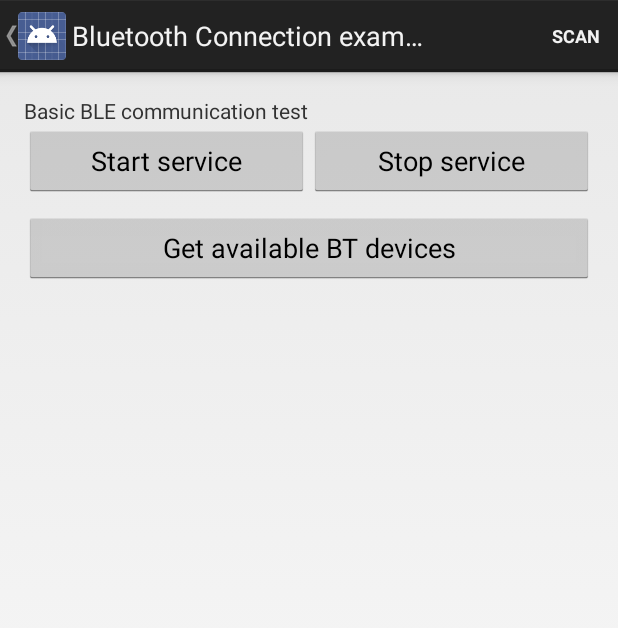
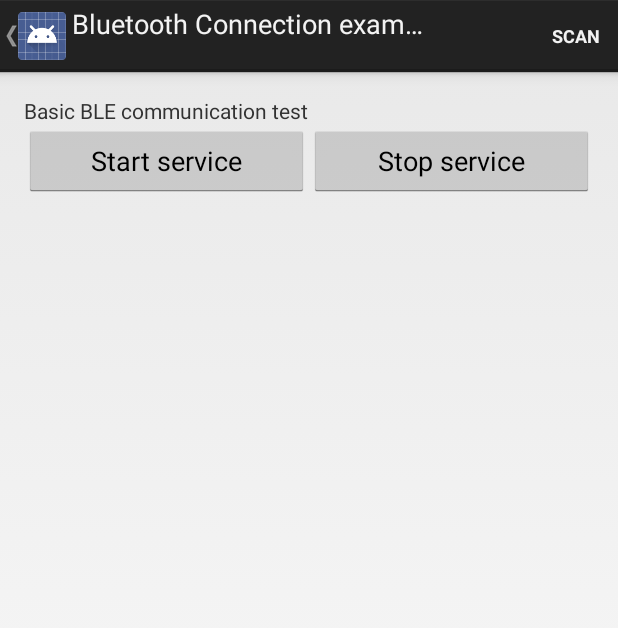
Before and after one commit to themelisx/T-Watch-Notifications, an Android app: the MainActivity screen opened directly, with no data from a screen before it, on a phone screen of 412 x 824 dp. Shown: the top 628 px of the screen. Run offline under Robolectric (Android 15) with nearby library versions, the phone set to English and light mode, and no system bars; 1 statement that could not run was skipped.

Commit message:
Code cleanup

```diff
--- a/Android/Application/src/main/AndroidManifest.xml
+++ b/Android/Application/src/main/AndroidManifest.xml
@@ -29,6 +29,7 @@
         android:usesPermissionFlags="neverForLocation"
         tools:targetApi="s" />
 
+    <uses-permission android:name="android.permission.QUERY_ALL_PACKAGES" />
     <uses-permission android:name="android.permission.RECEIVE_BOOT_COMPLETED" />
     <uses-permission android:name="android.permission.BLUETOOTH_CONNECT" />
     <uses-permission android:name="android.permission.ACCESS_FINE_LOCATION" />
--- a/Android/Application/src/main/java/com/example/ble_notifications/BootCompleteReceiver.java
+++ b/Android/Application/src/main/java/com/example/ble_notifications/BootCompleteReceiver.java
@@ -19,7 +19,7 @@ public class BootCompleteReceiver extends BroadcastReceiver {
             Log.i(TAG, "Action BOOT_COMPLETED");
 
             SharedPreferences sharedPreferences = PreferenceManager.getDefaultSharedPreferences(context);
-            String mDeviceAddress = sharedPreferences.getString(DEVICE_ADDRESS, "xx:xx:xx:xx:xx");
+            String mDeviceAddress = sharedPreferences.getString(DEVICE_ADDRESS, "00:00:00:00:00");
 
             Intent mainService = new Intent(context, MainService.class);
             mainService.putExtra(DEVICE_ADDRESS, mDeviceAddress);
--- a/Android/Application/src/main/java/com/example/ble_notifications/MainActivity.java
+++ b/Android/Application/src/main/java/com/example/ble_notifications/MainActivity.java
@@ -1,19 +1,3 @@
-/*
- * Copyright (C) 2013 The Android Open Source Project
- *
- * Licensed under the Apache License, Version 2.0 (the "License");
- * you may not use this file except in compliance with the License.
- * You may obtain a copy of the License at
- *
- *      http://www.apache.org/licenses/LICENSE-2.0
- *
- * Unless required by applicable law or agreed to in writing, software
- * distributed under the License is distributed on an "AS IS" BASIS,
- * WITHOUT WARRANTIES OR CONDITIONS OF ANY KIND, either express or implied.
- * See the License for the specific language governing permissions and
- * limitations under the License.
- */
-
 package com.example.ble_notifications;
 
 import android.Manifest;
@@ -24,18 +8,15 @@ import android.app.ListActivity;
 import android.bluetooth.BluetoothAdapter;
 import android.bluetooth.BluetoothDevice;
 import android.bluetooth.BluetoothManager;
-import android.content.ComponentName;
 import android.content.ContentResolver;
 import android.content.Context;
 import android.content.DialogInterface;
 import android.content.Intent;
-import android.content.ServiceConnection;
 import android.content.SharedPreferences;
 import android.content.pm.PackageManager;
 import android.os.Build;
 import android.os.Bundle;
 import android.os.Handler;
-import android.os.IBinder;
 import android.preference.PreferenceManager;
 import android.provider.Settings;
 import android.util.Log;
@@ -46,7 +27,6 @@ import android.view.View;
 import android.view.ViewGroup;
 import android.widget.BaseAdapter;
 import android.widget.Button;
-import android.widget.EditText;
 import android.widget.ListView;
 import android.widget.RelativeLayout;
 import android.widget.TextView;
@@ -59,37 +39,36 @@ import androidx.core.app.ActivityCompat;
 import java.util.ArrayList;
 import java.util.Locale;
 
-/**
- * For a given BLE device, this Activity provides the user interface to connect, display data,
- * and display GATT services and characteristics supported by the device.  The Activity
- * communicates with {@code BluetoothLeService}, which in turn interacts with the
- * Bluetooth LE API.
- */
 public class MainActivity extends ListActivity {
 
+    // Constants
     private final static String TAG = MainActivity.class.getSimpleName();
 
-    public static final String DEVICE_NAME = "device_name";
-    public static final String DEVICE_ADDRESS = "device_address";
+    private static final String DEVICE_NAME = "device_name";
+    private static final String DEVICE_ADDRESS = "device_address";
+
+    private static final int REQUEST = 111;
+    private static final int REQUEST_ENABLE_BT = 1;
+    private static final long SCAN_PERIOD = 10000; // Stops scanning after 10 seconds.
+
+    // Global variables
+    private boolean mScanning;
+    private String mDeviceAddress;
+    private String mDeviceName;
 
     private LeDeviceListAdapter mLeDeviceListAdapter;
     private BluetoothAdapter mBluetoothAdapter;
-    private boolean mScanning;
     private Handler mHandler;
-    private static final int REQUEST_ENABLE_BT = 1;
-    // Stops scanning after 10 seconds.
-    private static final long SCAN_PERIOD = 10000;
-    private static final int REQUEST = 111;
 
+    // User interface
+    private ActionBar actionBar;
     private Button btnStopService;
     private Button btnStartService;
-    private Button getList;
-
     private RelativeLayout listContainer;
 
-    private String mDeviceAddress;
-    private String mDeviceName;
-
+    ////////////////////////
+    // Activity functions //
+    ////////////////////////
     @Override
     public void onRequestPermissionsResult(int requestCode, String[] permissions, int[] grantResults) {
         super.onRequestPermissionsResult(requestCode, permissions, grantResults);
@@ -118,6 +97,41 @@ public class MainActivity extends ListActivity {
     }
 
     @Override
+    protected void onResume() {
+        super.onResume();
+        // Ensures Bluetooth is enabled on the device.  If Bluetooth is not currently enabled,
+        // fire an intent to display a dialog asking the user to grant permission to enable it.
+        if (!mBluetoothAdapter.isEnabled()) {
+            if (!mBluetoothAdapter.isEnabled()) {
+                if (Build.VERSION.SDK_INT >= Build.VERSION_CODES.S) {
+                    if (ActivityCompat.checkSelfPermission(this, Manifest.permission.BLUETOOTH_CONNECT) != PackageManager.PERMISSION_GRANTED) return;
+                }
+                startActivityForResult(new Intent(BluetoothAdapter.ACTION_REQUEST_ENABLE), REQUEST_ENABLE_BT);
+            }
+        }
+
+        mLeDeviceListAdapter = new LeDeviceListAdapter();
+        setListAdapter(mLeDeviceListAdapter);
+    }
+
+    @Override
+    protected void onActivityResult(int requestCode, int resultCode, Intent data) {
+        // User chose not to enable Bluetooth.
+        if (requestCode == REQUEST_ENABLE_BT && resultCode == Activity.RESULT_CANCELED) {
+            finish();
+            return;
+        }
+        super.onActivityResult(requestCode, resultCode, data);
+    }
+
+    @Override
+    protected void onPause() {
+        super.onPause();
+        scanLeDevice(false);
+        mLeDeviceListAdapter.clear();
+    }
+
+    @Override
     public void onCreate(Bundle savedInstanceState) {
         super.onCreate(savedInstanceState);
 
@@ -129,10 +143,9 @@ public class MainActivity extends ListActivity {
             Toast.makeText(this, R.string.ble_not_supported, Toast.LENGTH_SHORT).show();
             finish();
         }
-        // Initializes a Bluetooth adapter.  For API level 18 and above, get a reference to
-        // BluetoothAdapter through BluetoothManager.
-        final BluetoothManager bluetoothManager =
-                (BluetoothManager) getSystemService(Context.BLUETOOTH_SERVICE);
+
+        // Initializes a Bluetooth adapter
+        final BluetoothManager bluetoothManager = (BluetoothManager) getSystemService(Context.BLUETOOTH_SERVICE);
         mBluetoothAdapter = bluetoothManager.getAdapter();
 
         // Checks if Bluetooth is supported on the device.
@@ -148,6 +161,53 @@ public class MainActivity extends ListActivity {
             startActivity(new Intent("android.settings.ACTION_NOTIFICATION_LISTENER_SETTINGS"));
         }
 
+        initializeUI();
+        initializeListeners();
+        checkPermissions();
+
+        SharedPreferences sharedPreferences = PreferenceManager.getDefaultSharedPreferences(getApplicationContext());
+        mDeviceAddress = sharedPreferences.getString(DEVICE_ADDRESS, "00:00:00:00:00");
+
+        updateActionBar(getString(R.string.app_name), "");
+
+        startMyService();
+    }
+
+    ///////////////////////
+    // Private functions //
+    ///////////////////////
+    private void updateActionBar(String title, String subtitle) {
+        if (actionBar != null) {
+            actionBar.setTitle(title);
+            actionBar.setSubtitle(subtitle);
+            actionBar.setDisplayHomeAsUpEnabled(true);
+        }
+    }
+
+    private void initializeUI() {
+        actionBar = getActionBar();
+        btnStartService = findViewById(R.id.btn_start_service);
+        btnStopService = findViewById(R.id.btn_stop_service);
+        listContainer = findViewById(R.id.list_container);
+    }
+
+    private void initializeListeners() {
+        btnStartService.setOnClickListener(new View.OnClickListener() {
+            @Override
+            public void onClick(View v) {
+                startMyService();
+            }
+        });
+
+        btnStopService.setOnClickListener(new View.OnClickListener() {
+            @Override
+            public void onClick(View v) {
+                stopMyService();
+            }
+        });
+    }
+
+    private void checkPermissions() {
         if (Build.VERSION.SDK_INT >= Build.VERSION_CODES.S) {
             if ((checkSelfPermission(Manifest.permission.ACCESS_FINE_LOCATION) != PackageManager.PERMISSION_GRANTED) ||
                     (checkSelfPermission(Manifest.permission.ACCESS_COARSE_LOCATION) != PackageManager.PERMISSION_GRANTED) ||
@@ -189,84 +249,6 @@ public class MainActivity extends ListActivity {
                 builder.show();
             }
         }
-
-        btnStartService = findViewById(R.id.btn_start_service);
-        btnStartService.setOnClickListener(new View.OnClickListener() {
-            @Override
-            public void onClick(View v) {
-                startMyService();
-            }
-        });
-
-        btnStopService = findViewById(R.id.btn_stop_service);
-        btnStopService.setOnClickListener(new View.OnClickListener() {
-            @Override
-            public void onClick(View v) {
-                stopMyService();
-            }
-        });
-
-        getList = findViewById(R.id.get_list);
-        getList.setOnClickListener(new View.OnClickListener() {
-            @Override
-            public void onClick(View v) {
-
-
-            }
-        });
-
-        SharedPreferences sharedPreferences = PreferenceManager.getDefaultSharedPreferences(getApplicationContext());
-        mDeviceAddress = sharedPreferences.getString(DEVICE_ADDRESS, "xx:xx:xx:xx:xx");
-
-        //dataList = findViewById(android.R.id.list);
-        listContainer = findViewById(R.id.list_container);
-
-        //mListAdapter = new ListAdapter(this);
-        //dataList.setAdapter(mListAdapter);
-
-        // Sets up UI references.
-        ActionBar actionBar = getActionBar();
-        if (actionBar != null) {
-            actionBar.setTitle(getString(R.string.app_name) + " - " + getString(R.string.init));
-            actionBar.setDisplayHomeAsUpEnabled(true);
-        }
-
-        startMyService();
-    }
-
-    @Override
-    protected void onResume() {
-        super.onResume();
-        // Ensures Bluetooth is enabled on the device.  If Bluetooth is not currently enabled,
-        // fire an intent to display a dialog asking the user to grant permission to enable it.
-        if (!mBluetoothAdapter.isEnabled()) {
-            if (!mBluetoothAdapter.isEnabled()) {
-                if (Build.VERSION.SDK_INT >= Build.VERSION_CODES.S) {
-                    if (ActivityCompat.checkSelfPermission(this, Manifest.permission.BLUETOOTH_CONNECT) != PackageManager.PERMISSION_GRANTED) return;
-                }
-                startActivityForResult(new Intent(BluetoothAdapter.ACTION_REQUEST_ENABLE), REQUEST_ENABLE_BT);
-            }
-        }
-
-        mLeDeviceListAdapter = new LeDeviceListAdapter();
-        setListAdapter(mLeDeviceListAdapter);
-    }
-
-    @Override
-    protected void onActivityResult(int requestCode, int resultCode, Intent data) {
-        // User chose not to enable Bluetooth.
-        if (requestCode == REQUEST_ENABLE_BT && resultCode == Activity.RESULT_CANCELED) {
-            finish();
-            return;
-        }
-        super.onActivityResult(requestCode, resultCode, data);
-    }
-
-    @Override
-    protected void onPause() {
-        super.onPause();
-        scanLeDevice(false);
-        mLeDeviceListAdapter.clear();
     }
 
     private void startMyService() {
@@ -298,44 +280,6 @@ public class MainActivity extends ListActivity {
                 }
             }
         });
-    }
-
-    @Override
-    public boolean onCreateOptionsMenu(Menu menu) {
-        getMenuInflater().inflate(R.menu.main, menu);
-        if (!mScanning) {
-            menu.findItem(R.id.menu_stop).setVisible(false);
-            menu.findItem(R.id.menu_scan).setVisible(true);
-            menu.findItem(R.id.menu_refresh).setActionView(null);
-        } else {
-            menu.findItem(R.id.menu_stop).setVisible(true);
-            menu.findItem(R.id.menu_scan).setVisible(false);
-            menu.findItem(R.id.menu_refresh).setActionView(
-                    R.layout.actionbar_indeterminate_progress);
-        }
-        return true;
-    }
-
-    @Override
-    public boolean onOptionsItemSelected(MenuItem item) {
-        switch (item.getItemId()) {
-            case R.id.menu_scan:
-                mLeDeviceListAdapter.clear();
-                scanLeDevice(true);
-                break;
-            case R.id.menu_stop:
-                scanLeDevice(false);
-                break;
-        }
-        return true;
-    }
-
-    @Override
-    protected void onListItemClick(ListView l, View v, int position, long id) {
-        final BluetoothDevice device = mLeDeviceListAdapter.getDevice(position);
-        if (device == null) return;
-        mLeDeviceListAdapter.clear();
-        connectTo(device);
     }
 
     private void scanLeDevice(final boolean enable) {
@@ -404,7 +348,74 @@ public class MainActivity extends ListActivity {
         startMyService();
     }
 
-    // Adapter for holding devices found through scanning.
+    ///////////////
+    // Callbacks //
+    ///////////////
+    @Override
+    public boolean onCreateOptionsMenu(Menu menu) {
+        getMenuInflater().inflate(R.menu.main, menu);
+        if (!mScanning) {
+            menu.findItem(R.id.menu_stop).setVisible(false);
+            menu.findItem(R.id.menu_scan).setVisible(true);
+            menu.findItem(R.id.menu_refresh).setActionView(null);
+        } else {
+            menu.findItem(R.id.menu_stop).setVisible(true);
+            menu.findItem(R.id.menu_scan).setVisible(false);
+            menu.findItem(R.id.menu_refresh).setActionView(
+                    R.layout.actionbar_indeterminate_progress);
+        }
+        return true;
+    }
+
+    @Override
+    public boolean onOptionsItemSelected(MenuItem item) {
+        switch (item.getItemId()) {
+            case R.id.menu_scan:
+                mLeDeviceListAdapter.clear();
+                scanLeDevice(true);
+                break;
+            case R.id.menu_stop:
+                scanLeDevice(false);
+                break;
+        }
+        return true;
+    }
+
+    @Override
+    protected void onListItemClick(ListView l, View v, int position, long id) {
+        final BluetoothDevice device = mLeDeviceListAdapter.getDevice(position);
+        if (device == null) return;
+        mLeDeviceListAdapter.clear();
+        connectTo(device);
+    }
+
+    // Device scan callback.
+    private BluetoothAdapter.LeScanCallback mLeScanCallback =
+            new BluetoothAdapter.LeScanCallback() {
+
+                @Override
+                public void onLeScan(final BluetoothDevice device, int rssi, byte[] scanRecord) {
+                    runOnUiThread(new Runnable() {
+                        @Override
+                        public void run() {
+                            mLeDeviceListAdapter.addDevice(device);
+                            mLeDeviceListAdapter.notifyDataSetChanged();
+                        }
+                    });
+                }
+            };
+
+    //////////////////////
+    // Internal Classes //
+    //////////////////////
+    static class ViewHolder {
+        TextView deviceName;
+        TextView deviceAddress;
+    }
+
+    /**
+    * Adapter for holding devices found through scanning.
+    */
     private class LeDeviceListAdapter extends BaseAdapter {
         private ArrayList<BluetoothDevice> mLeDevices;
         private LayoutInflater mInflator;
@@ -476,25 +487,4 @@ public class MainActivity extends ListActivity {
         }
     }
 
-    // Device scan callback.
-    private BluetoothAdapter.LeScanCallback mLeScanCallback =
-            new BluetoothAdapter.LeScanCallback() {
-
-                @Override
-                public void onLeScan(final BluetoothDevice device, int rssi, byte[] scanRecord) {
-                    runOnUiThread(new Runnable() {
-                        @Override
-                        public void run() {
-                            mLeDeviceListAdapter.addDevice(device);
-                            mLeDeviceListAdapter.notifyDataSetChanged();
-                        }
-                    });
-                }
-            };
-
-    static class ViewHolder {
-        TextView deviceName;
-        TextView deviceAddress;
-    }
-
 }
--- a/Android/Application/src/main/res/layout/activity_main.xml
+++ b/Android/Application/src/main/res/layout/activity_main.xml
@@ -36,16 +36,9 @@
 
     </LinearLayout>
 
-
     <View
         android:layout_width="match_parent"
         android:layout_height="10dp"/>
-
-    <Button
-        android:id="@+id/get_list"
-        android:text="Get available BT devices"
-        android:layout_width="match_parent"
-        android:layout_height="wrap_content"/>
 
     <RelativeLayout
         android:id="@+id/list_container"
```
Also changed, not shown: Android/Application/src/main/java/com/example/ble_notifications/BLE_Service.java (+2 -16 lines), Android/Application/src/main/java/com/example/ble_notifications/MainService.java (+60 -52 lines), Android/Application/src/main/java/com/example/ble_notifications/NotificationService.java (+6 -2 lines).
